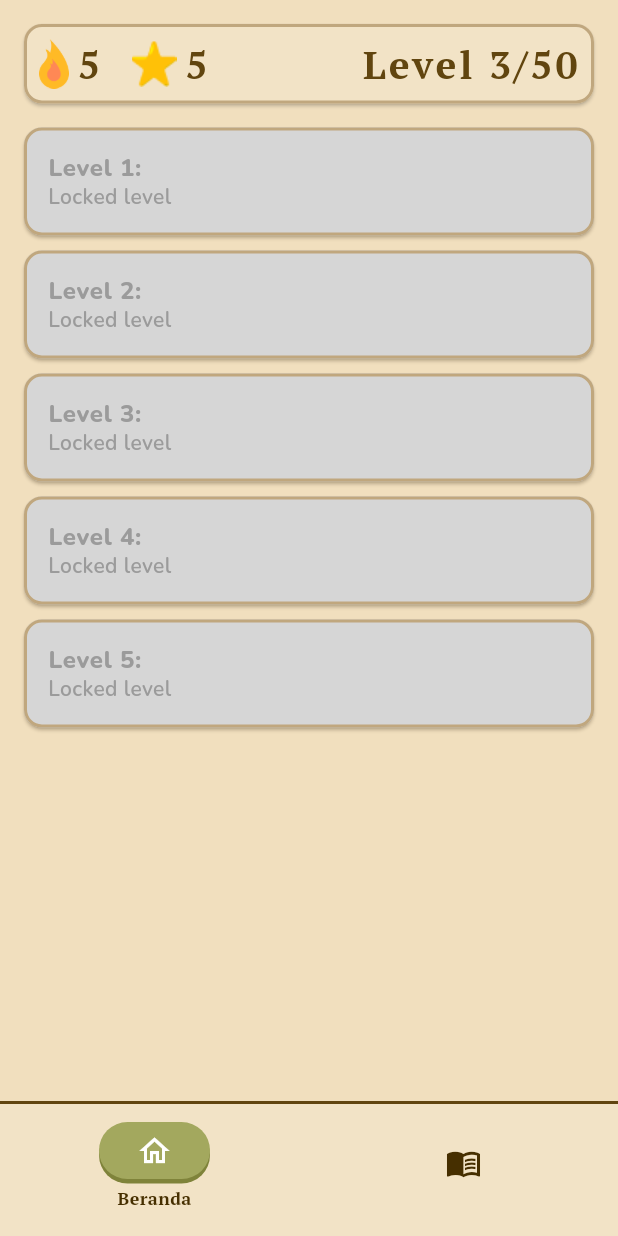
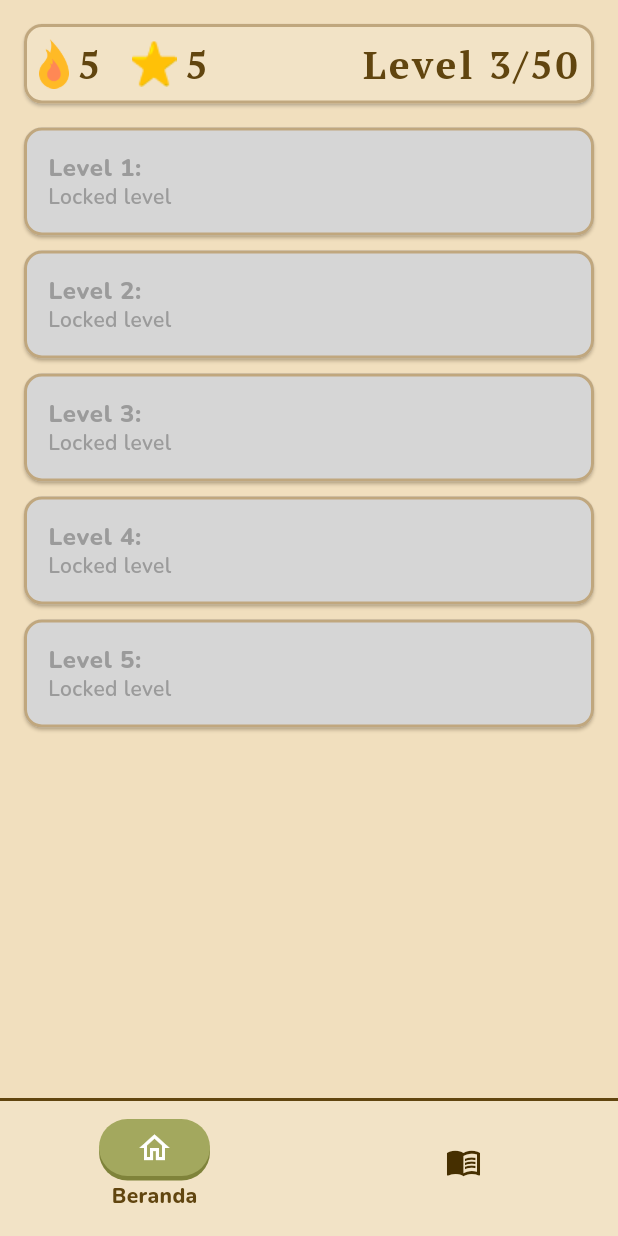
Before and after one commit to Nayzzilar/adibasa_app, a Flutter app: the BottomNavbar screen opened by its route, on a phone screen of 412 x 824 dp. Run offline on Flutter 3.47's test engine with Material 3 defaults, Android fonts, the phone set to English and light mode, and no system bars; our stand-ins replace audioplayers, cloud_firestore, firebase_core, flutter_riverpod, flutter_svg, get and 2 more; accounts and stored records are empty.

Commit message:
benerin fontweight bottomnavbar

```diff
--- a/lib/navigation/bottom_navbar.dart
+++ b/lib/navigation/bottom_navbar.dart
@@ -100,11 +100,9 @@ class _BottomNavbarState extends State<BottomNavbar> {
         isSelected
             ? Text(
               label,
-              style: TextStyle(
-                color: Theme.of(context).colorScheme.primary,
-                fontWeight: FontWeight.bold,
-                fontSize: 12,
-              ),
+              style: Theme.of(context).textTheme.headlineSmall!.copyWith(
+                fontWeight: FontWeight.w800
+              )
             )
             : const SizedBox.shrink(),
       ],
```
